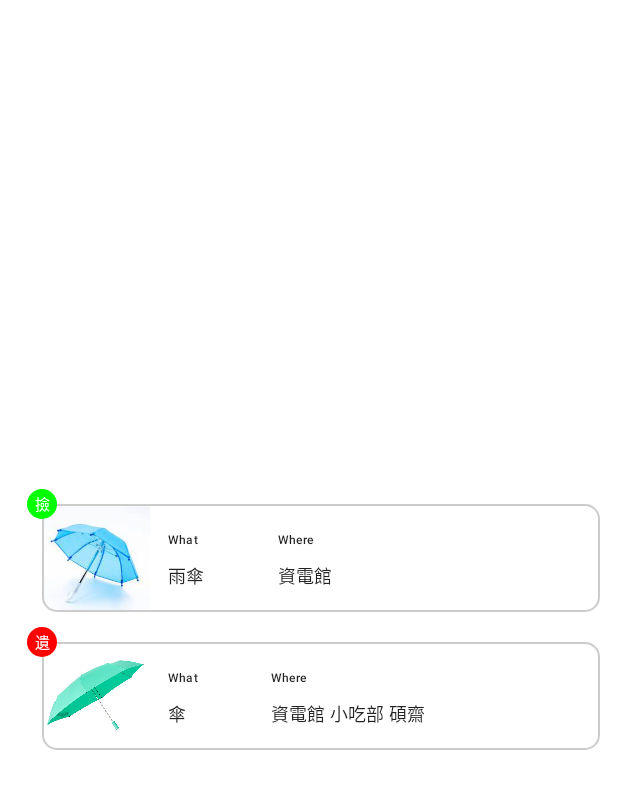
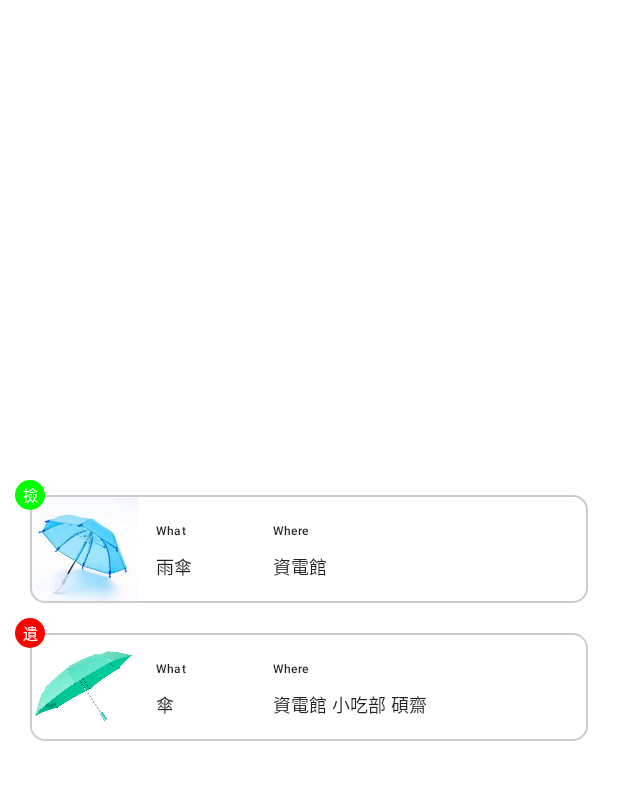
Before and after one commit to yuxunnn/NTHU_Lost-and-Found, an Android app built with Jetpack Compose: the @Preview function MyProfilePreview, on a phone screen of 412 x 824 dp. Shown: the top 789 px of the screen. Run offline under Robolectric (Android 15) with nearby library versions, the phone set to English and light mode, and no system bars.

```diff
--- a/app/src/main/java/com/example/ss_team2/myprofile/MyProfile.kt
+++ b/app/src/main/java/com/example/ss_team2/myprofile/MyProfile.kt
@@ -1,5 +1,6 @@
 package com.example.ss_team2.myprofile
 
+import android.content.res.Configuration.UI_MODE_NIGHT_YES
 import androidx.annotation.DrawableRes
 import androidx.compose.foundation.Image
 import androidx.compose.foundation.background
@@ -31,8 +32,9 @@ import com.example.ss_team2.R
 @Composable
 fun UserPostCardList(UserPostData: List<Post>, modifier: Modifier) {
     LazyColumn(
-        contentPadding = PaddingValues(vertical = 16.dp, horizontal = 20.dp),
+        contentPadding = PaddingValues(vertical = 10.dp, horizontal = 20.dp),
         modifier = modifier
+            .fillMaxWidth()
     ) {
         items(UserPostData) { item ->
             UserPostCard(
@@ -62,12 +64,12 @@ fun UserPostCard(
                 color = Color.LightGray,
                 shape = RoundedCornerShape(10.dp)
             )
+            .clickable {}
+            .fillMaxWidth()
     ) {
         Row(
             verticalAlignment = Alignment.CenterVertically,
             modifier = Modifier
-                .fillMaxWidth()
-                .clickable {}
         ) {
             Image(
                 painter = painterResource(id = image),
@@ -78,7 +80,7 @@ fun UserPostCard(
             PostInfo(
                 text = "What",
                 tags = what,
-                modifier = Modifier.offset(x = 12.dp)
+                modifier = Modifier.offset(x = 12.dp).width(30.dp)
             )
             PostInfo(
                 text = "Where",
@@ -164,22 +166,18 @@ private val tempUserPostData: List<Post> = listOf(
 fun MyProfileScreen(modifier: Modifier) {
     UserPostCardList(
         UserPostData = tempUserPostData,
-        modifier = Modifier.absoluteOffset(x = 8.dp, y = 320.dp)
+        modifier = modifier.absoluteOffset(y = 320.dp)
     )
 }
 
-@Preview(showBackground = true, backgroundColor = 0xFFF0EAE2)
-@Composable
-fun UserPostCardPreview() {
-    SSteam2Theme {
-        UserPostCardList(
-            UserPostData = tempUserPostData,
-            modifier = Modifier
-        )
-    }
-}
-
-@Preview(widthDp = 360, heightDp = 640)
+@Preview(
+    showBackground = true,
+    widthDp = 360,
+    heightDp = 640,
+    uiMode = UI_MODE_NIGHT_YES,
+    name = "DefaultPreviewDark"
+)
+@Preview(showBackground = true, widthDp = 360, heightDp = 640)
 @Composable
 fun MyProfilePreview() {
     SSteam2Theme() {
```
Also changed, not shown: app/src/main/java/com/example/ss_team2/homepage/Homepage.kt (+11 -1 lines).
